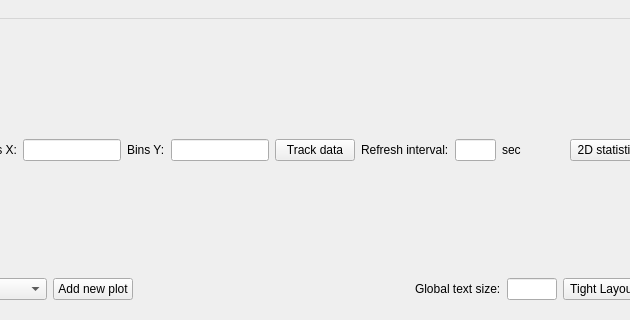
Qt form qcodesplusplus/qcpp_plotting/offline/design.ui (qcodespp/qcodespp) before a commit; both pictures show x 674 to 1304 and y 0 to 320 of the 1498 by 700 pixel window.
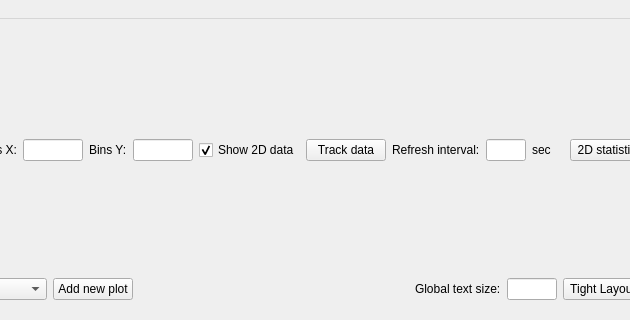
The same form after that commit. Icons and pictures are not drawn.

Commit message: IG: Optimisations of MixedInternalData behaviour

```diff
--- a/qcodesplusplus/qcpp_plotting/offline/design.ui
+++ b/qcodesplusplus/qcpp_plotting/offline/design.ui
@@ -6,7 +6,7 @@
    <rect>
     <x>0</x>
     <y>0</y>
-    <width>1403</width>
+    <width>1418</width>
     <height>700</height>
    </rect>
   </property>
@@ -613,6 +613,16 @@
           </property>
          </widget>
         </item>
+        <item>
+         <widget class="QCheckBox" name="show_2d_data_checkbox">
+          <property name="text">
+           <string>Show 2D data</string>
+          </property>
+          <property name="checked">
+           <bool>true</bool>
+          </property>
+         </widget>
+        </item>
         <item>
          <widget class="QPushButton" name="track_button">
           <property name="text">
```
Left out of the diff: 4 changed lines with no effect on the pictures. The commit also changes 4 other files.
